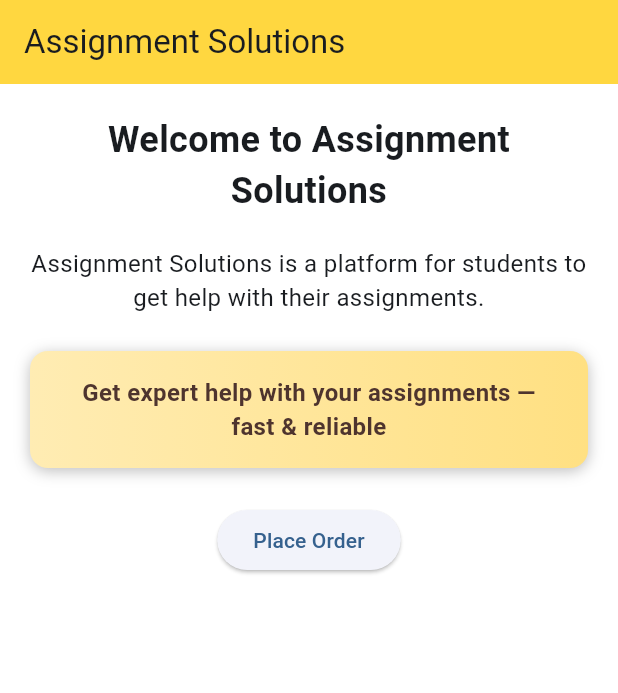
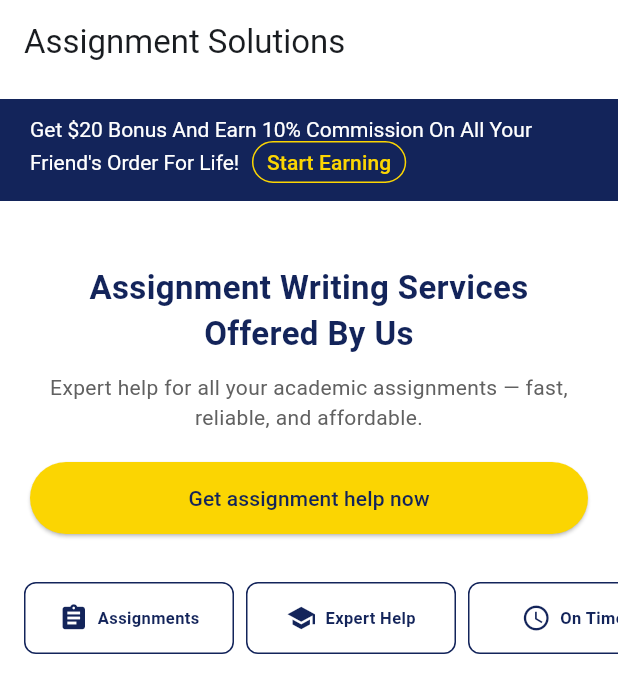
Before and after one commit to ImthiazRagib/Flutter.Assignment.Customer.App, a Flutter app: the screen it shows after launch, on a phone screen of 412 x 824 dp. Shown: the top 693 px of the screen. Run offline on Flutter 3.47's test engine with Material 3 defaults, Android fonts, the phone set to English and light mode, and no system bars; our stand-ins replace go_router.

Commit message:
Add dark theme to AppTheme and update LandingPage layout
- Introduced a new dark theme in AppTheme with Material 3 support.
- Changed the AppBar background color to white in LandingPage.
- Refactored LandingPage body layout for improved structure and added promotional content.
- Enhanced button styles and added horizontal list for service options.

```diff
--- a/lib/core/theme.dart
+++ b/lib/core/theme.dart
@@ -9,4 +9,9 @@ class AppTheme {
       border: OutlineInputBorder(),
     ),
   );
+  static final darkTheme = ThemeData(
+    useMaterial3: true,
+    colorSchemeSeed: Colors.white,
+    scaffoldBackgroundColor: Colors.white,
+  );
 }
--- a/lib/features/landing.dart
+++ b/lib/features/landing.dart
@@ -9,7 +9,7 @@ class LandingPage extends StatelessWidget {
     return Scaffold(
       appBar: AppBar(
         title: const Text("Assignment Solutions"),
-        backgroundColor: Colors.amberAccent,
+        backgroundColor: Colors.white,
         // actions: [
         //   TextButton(onPressed: () => context.go('/about'), child: const Text("About")),
         //   TextButton(onPressed: () => context.go('/services'), child: const Text("Services")),
@@ -17,53 +17,136 @@ class LandingPage extends StatelessWidget {
         //   TextButton(onPressed: () => context.go('/login'), child: const Text("Login")),
         // ],
       ),
-      body: Padding(
-        padding: EdgeInsets.all(20),
-        child: Column(
-          children: [
-          Text("Welcome to Assignment Solutions", style: TextStyle(fontSize: 24, fontWeight: FontWeight.bold),
-          textAlign: TextAlign.center,
+      body: Column(
+        crossAxisAlignment: CrossAxisAlignment.stretch,
+        children: [
+          Container(
+            margin: const EdgeInsets.symmetric(vertical: 10),
+            padding: const EdgeInsets.symmetric(horizontal: 20, vertical: 12),
+            color: const Color(0xFF13245A),
+            child: RichText(
+              text: TextSpan(
+                style: const TextStyle(fontSize: 14, color: Colors.white),
+                children: [
+                  const TextSpan(
+                    text:
+                        "Get \$20 Bonus And Earn 10% Commission On All Your Friend's Order For Life! ",
+                  ),
+                  WidgetSpan(
+                    alignment: PlaceholderAlignment.middle,
+                    child: SizedBox(width: 5),
+                  ),
+                  WidgetSpan(
+                    alignment: PlaceholderAlignment.middle,
+                    child: SizedBox(
+                      height: 28,
+                      child: OutlinedButton(
+                        onPressed: () => (() {}),
+                        style: OutlinedButton.styleFrom(
+                          padding: const EdgeInsets.symmetric(horizontal: 10),
+                          foregroundColor: Color(0xFFFBD502),
+                          side: const BorderSide(color: Color(0xFFFBD502)),
+                          minimumSize: Size.zero,
+                          tapTargetSize: MaterialTapTargetSize.shrinkWrap,
+                        ),
+                        child: const Text("Start Earning"),
+                      ),
+                    ),
+                  ),
+                ],
+              ),
+            ),
           ),
-          SizedBox(height: 20),
-          Text("Assignment Solutions is a platform for students to get help with their assignments.", style: TextStyle(fontSize: 16),
-          textAlign: TextAlign.center,
-          ),
-          SizedBox(height: 24),
+          SizedBox(height: 10),
           Container(
-            width: double.infinity,
-            padding: EdgeInsets.symmetric(vertical: 16, horizontal: 20),
-            decoration: BoxDecoration(
-              gradient: LinearGradient(
-                colors: [Colors.amber.shade100, Colors.amber.shade200],
-                begin: Alignment.centerLeft,
-                end: Alignment.centerRight,
-              ),
-              borderRadius: BorderRadius.circular(12),
-              boxShadow: [
-                BoxShadow(
-                  color: Colors.black26,
-                  blurRadius: 8,
-                  offset: Offset(0, 2),
+            margin: const EdgeInsets.symmetric(vertical: 10),
+            padding: const EdgeInsets.symmetric(horizontal: 20, vertical: 12),
+            child: Column(
+              crossAxisAlignment: CrossAxisAlignment.center,
+              children: [
+                Text("Assignment Writing Services Offered By Us", style: TextStyle(fontSize: 22, fontWeight: FontWeight.bold, color: Color(0xFF13245A)), textAlign: TextAlign.center),
+                SizedBox(height: 10),
+                Text("Expert help for all your academic assignments — fast, reliable, and affordable.", style: TextStyle(fontSize: 14, color: Colors.grey.shade700), textAlign: TextAlign.center),
+                SizedBox(height: 20),
+                SizedBox(
+                  width: double.infinity,
+                  child: ElevatedButton(
+                    onPressed: () => context.go('/order'),
+                    style: ElevatedButton.styleFrom(
+                      backgroundColor: Color(0xFFFBD502),
+                      foregroundColor: Color(0xFF13245A),
+                      padding: EdgeInsets.symmetric(vertical: 14),
+                    ),
+                    child: Text("Get assignment help now"),
+                  ),
                 ),
               ],
             ),
-            child: Text(
-              "Get expert help with your assignments — fast & reliable",
-              style: TextStyle(
-                fontSize: 16,
-                fontWeight: FontWeight.w600,
-                color: Colors.brown.shade800,
-              ),
-              textAlign: TextAlign.center,
+          ),
+          SizedBox(height: 10),
+          SizedBox(
+            height: 48,
+            child: ListView(
+              scrollDirection: Axis.horizontal,
+              padding: const EdgeInsets.symmetric(horizontal: 16),
+              children: [
+                Container(
+                  width: 140,
+                  margin: const EdgeInsets.only(right: 8),
+                  padding: const EdgeInsets.symmetric(vertical: 10, horizontal: 8),
+                  decoration: BoxDecoration(
+                    border: Border.all(color: Color(0xFF13245A), width: 1),
+                    borderRadius: BorderRadius.circular(8),
+                  ),
+                  child: Row(
+                    mainAxisAlignment: MainAxisAlignment.center,
+                    mainAxisSize: MainAxisSize.min,
+                    children: [
+                      Icon(Icons.assignment, size: 20, color: Color(0xFF13245A)),
+                      SizedBox(width: 6),
+                      Flexible(child: Text("Assignments", style: TextStyle(fontSize: 11, fontWeight: FontWeight.w600, color: Color(0xFF13245A)), overflow: TextOverflow.ellipsis)),
+                    ],
+                  ),
+                ),
+                Container(
+                  width: 140,
+                  margin: const EdgeInsets.only(right: 8),
+                  padding: const EdgeInsets.symmetric(vertical: 10, horizontal: 8),
+                  decoration: BoxDecoration(
+                    border: Border.all(color: Color(0xFF13245A), width: 1),
+                    borderRadius: BorderRadius.circular(8),
+                  ),
+                  child: Row(
+                    mainAxisAlignment: MainAxisAlignment.center,
+                    mainAxisSize: MainAxisSize.min,
+                    children: [
+                      Icon(Icons.school, size: 20, color: Color(0xFF13245A)),
+                      SizedBox(width: 6),
+                      Flexible(child: Text("Expert Help", style: TextStyle(fontSize: 11, fontWeight: FontWeight.w600, color: Color(0xFF13245A)), overflow: TextOverflow.ellipsis)),
+                    ],
+                  ),
+                ),
+                Container(
+                  width: 140,
+                  padding: const EdgeInsets.symmetric(vertical: 10, horizontal: 8),
+                  decoration: BoxDecoration(
+                    border: Border.all(color: Color(0xFF13245A), width: 1),
+                    borderRadius: BorderRadius.circular(8),
+                  ),
+                  child: Row(
+                    mainAxisAlignment: MainAxisAlignment.center,
+                    mainAxisSize: MainAxisSize.min,
+                    children: [
+                      Icon(Icons.schedule, size: 20, color: Color(0xFF13245A)),
+                      SizedBox(width: 6),
+                      Flexible(child: Text("On Time", style: TextStyle(fontSize: 11, fontWeight: FontWeight.w600, color: Color(0xFF13245A)), overflow: TextOverflow.ellipsis)),
+                    ],
+                  ),
+                ),
+              ],
             ),
           ),
-          SizedBox(height: 24),
-          ElevatedButton(
-            onPressed: () => context.go('/order'),
-            child: Text("Place Order"),
-          ),
         ],
-        ),
       ),
     );
   }
```
